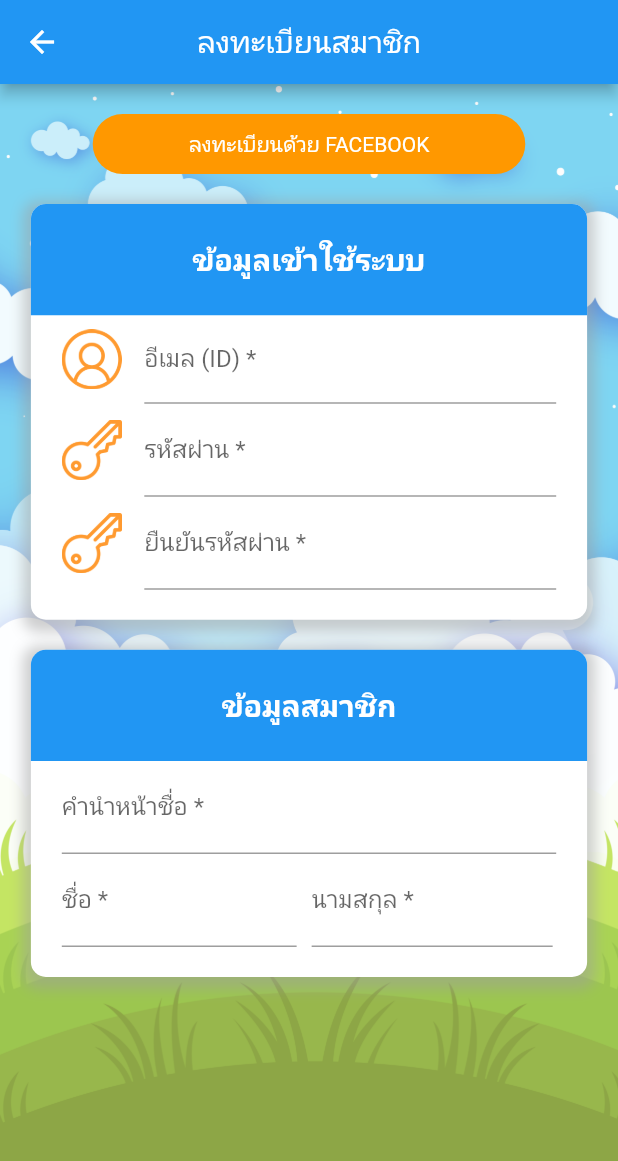
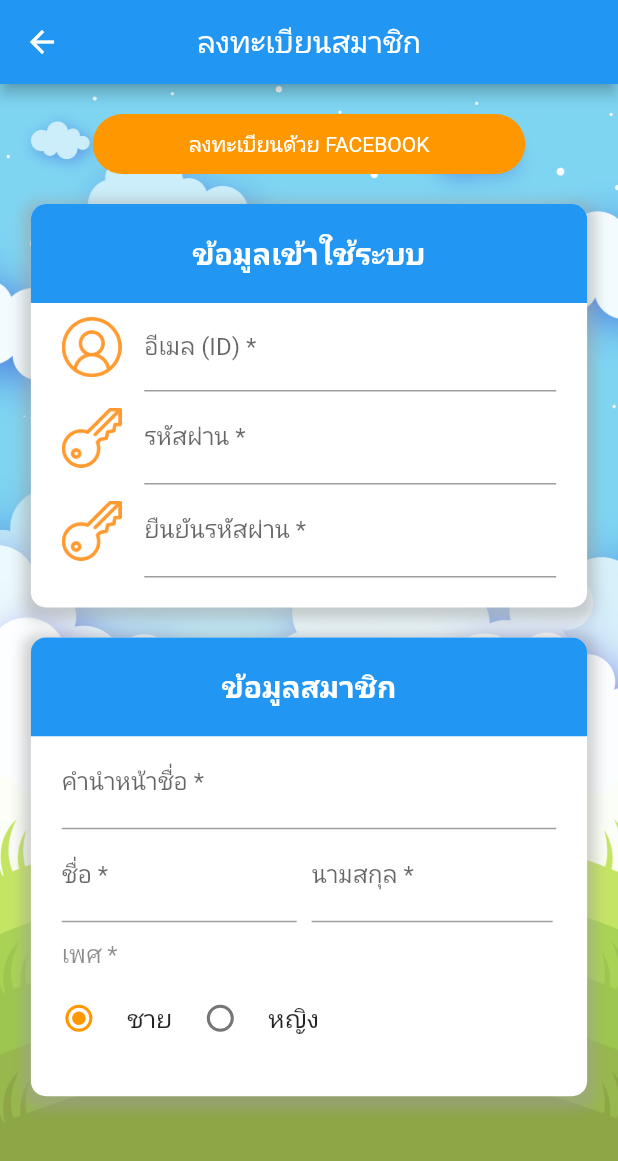
Before and after one commit to chaoinno/RID1460, a Flutter app: the Registration screen opened directly, on a phone screen of 412 x 824 dp. Shown: the top 1161 px of the screen. Run offline on Flutter 3.47's test engine with Material 2 defaults, Android fonts, the phone set to English and light mode, and no system bars; our stand-ins replace dio, shared_preferences; accounts and stored records are empty.

Commit message:
Update Registration Page

```diff
--- a/lib/Pages/registration.dart
+++ b/lib/Pages/registration.dart
@@ -4,6 +4,8 @@ import 'package:dio/dio.dart';
 import 'package:flutter/material.dart';
 import 'package:flutter/services.dart';
 import 'package:shared_preferences/shared_preferences.dart';
+
+enum Gender { men, women }
 
 class Registration extends StatefulWidget {
   @override
@@ -13,6 +15,13 @@ class Registration extends StatefulWidget {
 class _RegistrationState extends State<Registration> {
   String email, password, confirmPassword, prefixName, firstName, lastName;
   final fromkey = GlobalKey<FormState>();
+  int selectedRadio;
+
+  @override
+  void initState() {
+    super.initState();
+    selectedRadio = 1;
+  }
 
   Widget logo() {
     return Container(
@@ -27,7 +36,7 @@ class _RegistrationState extends State<Registration> {
 
   Widget titleform(String title) {
     return Container(
-      height: MediaQuery.of(context).size.height * 0.09,
+      height: MediaQuery.of(context).size.height * 0.08,
       width: MediaQuery.of(context).size.width * 0.9,
       // color: Colors.white,
       decoration: BoxDecoration(
@@ -356,6 +365,50 @@ class _RegistrationState extends State<Registration> {
     );
   }
 
+  setSelectedRadio(int val) {
+    setState(() {
+      selectedRadio = val;
+    });
+  }
+
+  Widget genderForm() {
+    return ButtonBar(
+      alignment: MainAxisAlignment.start,
+      children: <Widget>[
+        Radio(
+          value: 1,
+          groupValue: selectedRadio,
+          activeColor: Colors.orange,
+          onChanged: (val) {
+            print("Radio $val");
+            setSelectedRadio(val);
+          },
+        ),
+        Text(
+          'ชาย',
+          style: new TextStyle(
+            fontSize: 17.0,
+          ),
+        ),
+        Radio(
+          value: 2,
+          groupValue: selectedRadio,
+          activeColor: Colors.orange,
+          onChanged: (val) {
+            print("Radio $val");
+            setSelectedRadio(val);
+          },
+        ),
+        Text(
+          'หญิง',
+          style: new TextStyle(
+            fontSize: 17.0,
+          ),
+        ),
+      ],
+    );
+  }
+
   Future<void> loginApi() async {
     String url = '';
     Dio dio = new Dio();
@@ -457,6 +510,18 @@ class _RegistrationState extends State<Registration> {
                             ],
                           ),
                         ),
+                        Container(
+                          margin: const EdgeInsets.only(top: 10.0),
+                          width: MediaQuery.of(context).size.width * 0.8,
+                          child: Text(
+                            'เพศ *',
+                            style: new TextStyle(
+                              color: Colors.black45,
+                              fontSize: 16.0,
+                            ),
+                          ),
+                        ),
+                        genderForm(),
                       ],
                     ),
                   ),
--- a/lib/main.dart
+++ b/lib/main.dart
@@ -19,7 +19,7 @@ class MyApp extends StatelessWidget {
         primarySwatch: Colors.blue,
         visualDensity: VisualDensity.adaptivePlatformDensity,
       ),
-      home: News(),
+      home: Authen(),
     );
   }
 }
```
